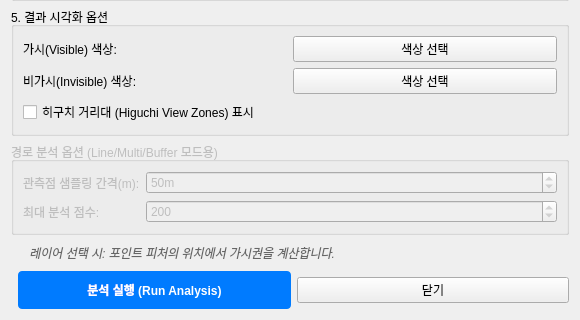
lzpxilfe/ar, file tools/viewshed_dialog_base.ui: the form before one commit; both pictures show x 0 to 580 and y 653 to 973 of the 580 by 973 pixel window.
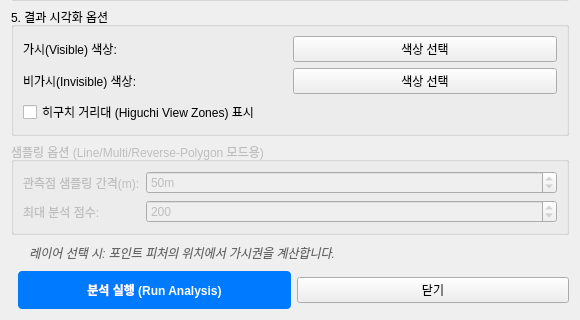
The form after the commit. Custom widgets are drawn as their Qt base class.

Commit message: Reverse viewshed: polygon target centroid/boundary

What changed in the file:
```diff
--- a/tools/viewshed_dialog_base.ui
+++ b/tools/viewshed_dialog_base.ui
@@ -354,7 +354,7 @@
    <item>
     <widget class="QGroupBox" name="groupLineOptions">
      <property name="title">
-      <string>경로 분석 옵션 (Line/Multi/Buffer 모드용)</string>
+       <string>샘플링 옵션 (Line/Multi/Reverse-Polygon 모드용)</string>
      </property>
      <property name="enabled">
       <bool>false</bool>
```
Lines whose indentation alone changed are shown as unchanged. The commit also changes 2 other files.
